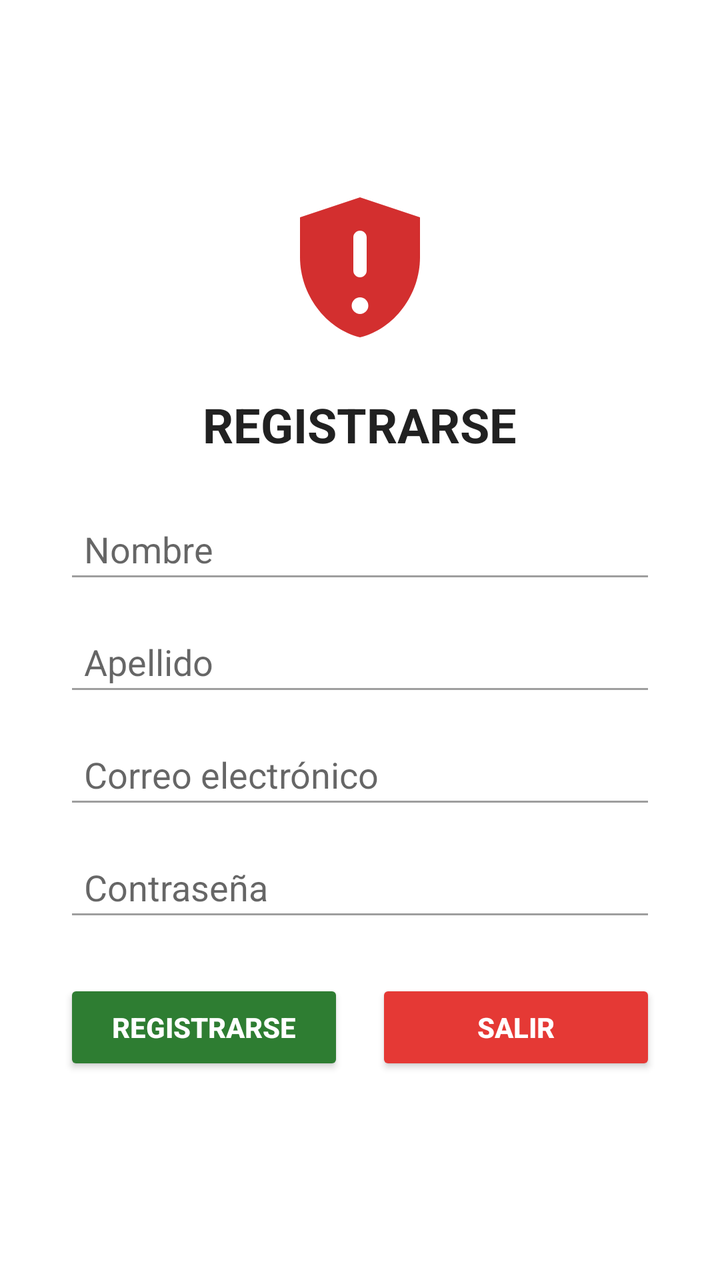
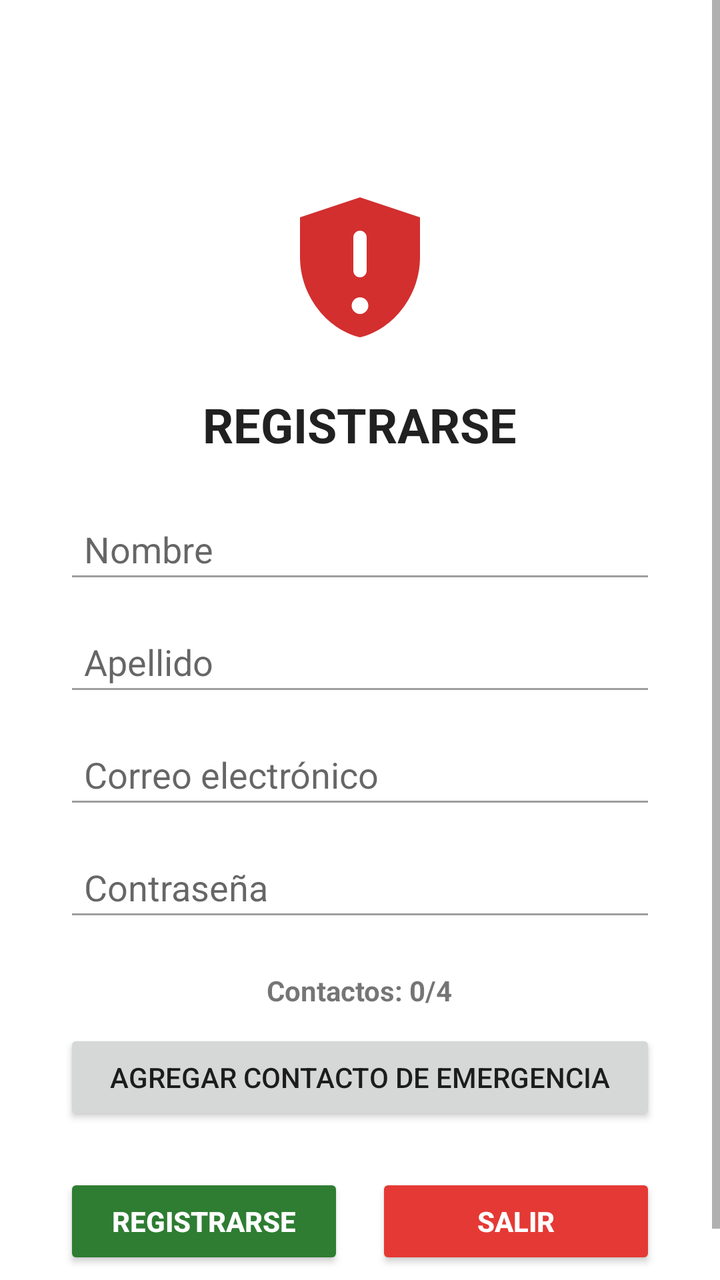

The first picture is an Android layout as it rendered before a commit; the second is the same layout after the commit. The layout source and the unified diff follow.
<!-- AndroidManifest.xml: application theme Theme.ProjectSegurity -->
<!-- res/layout/activity_register.xml -->
<?xml version="1.0" encoding="utf-8"?>
<ScrollView xmlns:android="http://schemas.android.com/apk/res/android"
    xmlns:tools="http://schemas.android.com/tools"
    android:layout_width="match_parent"
    android:layout_height="match_parent"
    android:background="#FFFFFF"
    tools:context=".RegisterActivity">

    <LinearLayout
        android:layout_width="match_parent"
        android:layout_height="wrap_content"
        android:orientation="vertical"
        android:padding="32dp"
        android:gravity="center_horizontal">

        
        <ImageView
            android:id="@+id/ivIcono"
            android:layout_width="80dp"
            android:layout_height="80dp"
            android:src="@drawable/ic_alert_red"
            android:contentDescription="@string/app_name"
            android:layout_marginTop="60dp" />

        
        <TextView
            android:id="@+id/tvTitulo"
            android:layout_width="wrap_content"
            android:layout_height="wrap_content"
            android:text="@string/registrarse_title"
            android:textSize="24sp"
            android:textStyle="bold"
            android:textColor="#212121"
            android:layout_marginTop="24dp" />

        
        <EditText
            android:id="@+id/etNombre"
            android:layout_width="match_parent"
            android:layout_height="wrap_content"
            android:hint="Nombre"
            android:inputType="textPersonName"
            android:backgroundTint="#9E9E9E"
            android:layout_marginTop="24dp"
            android:padding="10dp" />

        
        <EditText
            android:id="@+id/etApellido"
            android:layout_width="match_parent"
            android:layout_height="wrap_content"
            android:hint="Apellido"
            android:inputType="textPersonName"
            android:backgroundTint="#9E9E9E"
            android:layout_marginTop="12dp"
            android:padding="10dp" />

        
        <EditText
            android:id="@+id/etCorreo"
            android:layout_width="match_parent"
            android:layout_height="wrap_content"
            android:hint="Correo electrónico"
            android:inputType="textEmailAddress"
            android:backgroundTint="#9E9E9E"
            android:layout_marginTop="12dp"
            android:padding="10dp" />

        
        <EditText
            android:id="@+id/etContrasenia"
            android:layout_width="match_parent"
            android:layout_height="wrap_content"
            android:hint="Contraseña"
            android:inputType="textPassword"
            android:backgroundTint="#9E9E9E"
            android:layout_marginTop="12dp"
            android:padding="10dp" />

        
        <LinearLayout
            android:layout_width="match_parent"
            android:layout_height="wrap_content"
            android:orientation="horizontal"
            android:gravity="center"
            android:layout_marginTop="24dp">

            
            <Button
                android:id="@+id/btnRegistrarse"
                android:layout_width="0dp"
                android:layout_weight="1"
                android:layout_height="wrap_content"
                android:text="REGISTRARSE"
                android:textStyle="bold"
                android:textColor="#FFFFFF"
                android:backgroundTint="#2E7D32"
                android:padding="12dp"
                android:layout_marginEnd="8dp" />

            
            <Button
                android:id="@+id/btnSalir"
                android:layout_width="0dp"
                android:layout_weight="1"
                android:layout_height="wrap_content"
                android:text="SALIR"
                android:textStyle="bold"
                android:textColor="#FFFFFF"
                android:backgroundTint="#E53935"
                android:padding="12dp"
                android:layout_marginStart="8dp" />
        </LinearLayout>
    </LinearLayout>
</ScrollView>
<!-- resources referenced by this layout -->
<resources>
  <!-- drawable ic_alert_red (drawable) -->
  <vector xmlns:android="http://schemas.android.com/apk/res/android"
      android:width="80dp"
      android:height="80dp"
      android:viewportWidth="24"
      android:viewportHeight="24">
  
      
      <path
          android:fillColor="#D32F2F"
          android:pathData="M12,2L3,5v6c0,5.55 3.84,10.74 9,12 5.16,-1.26 9,-6.45 9,-12V5l-9,-3z" />
  
      
      <path
          android:fillColor="#FFFFFF"
          android:pathData="M12,7c0.55,0 1,0.45 1,1v5c0,0.55 -0.45,1 -1,1s-1,-0.45 -1,-1V8c0,-0.55 0.45,-1 1,-1zM12,17a1.25,1.25 0 1,0 0,2.5 1.25,1.25 0 1,0 0,-2.5z" />
  </vector>
  <string name="app_name">projectSegurity</string>
  <string name="registrarse_title">REGISTRARSE</string>
  <style name="Theme.ProjectSegurity" parent="Theme.AppCompat.Light.NoActionBar">
          
          <item name="colorPrimary">@color/purple_500</item>
          <item name="colorPrimaryDark">@color/purple_700</item>
          <item name="colorAccent">@color/teal_200</item>
      </style>
  <color name="purple_500">#FF6200EE</color>
  <color name="purple_700">#FF3700B3</color>
  <color name="teal_200">#FF03DAC5</color>
</resources>

<!-- the commit's change to res/layout/activity_register.xml (unified diff, before → after) -->
@@ -71,11 +71,28 @@
             android:id="@+id/etContrasenia"
             android:layout_width="match_parent"
             android:layout_height="wrap_content"
+            android:maxLength="10"
             android:hint="Contraseña"
             android:inputType="textPassword"
             android:backgroundTint="#9E9E9E"
             android:layout_marginTop="12dp"
             android:padding="10dp" />
+
+        
+        <TextView
+            android:id="@+id/tvContactos"
+            android:layout_width="wrap_content"
+            android:layout_height="wrap_content"
+            android:text="Contactos: 0/4"
+            android:textStyle="bold"
+            android:layout_marginTop="20dp"/>
+
+        <Button
+            android:id="@+id/btnAgregarContacto"
+            android:layout_width="match_parent"
+            android:layout_height="wrap_content"
+            android:text="Agregar contacto de emergencia"
+            android:layout_marginTop="10dp"/>
 
         
         <LinearLayout
